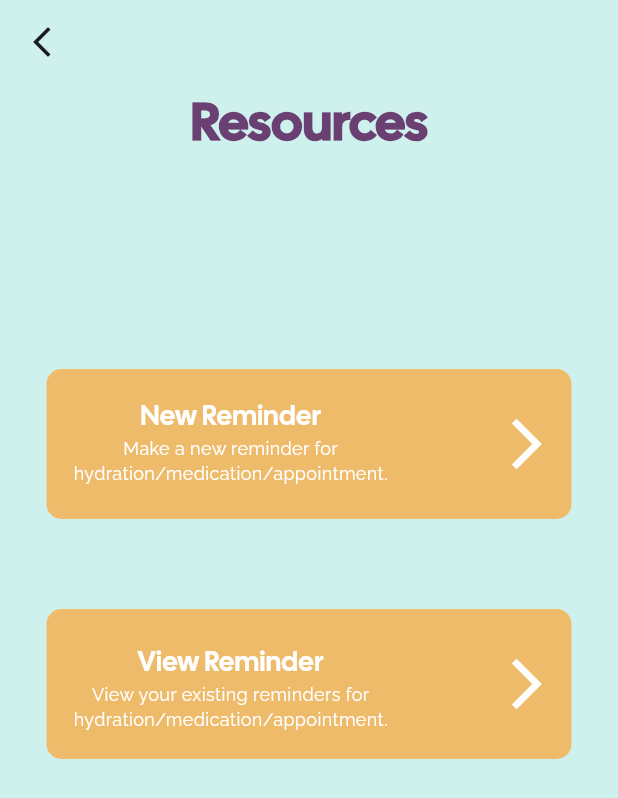
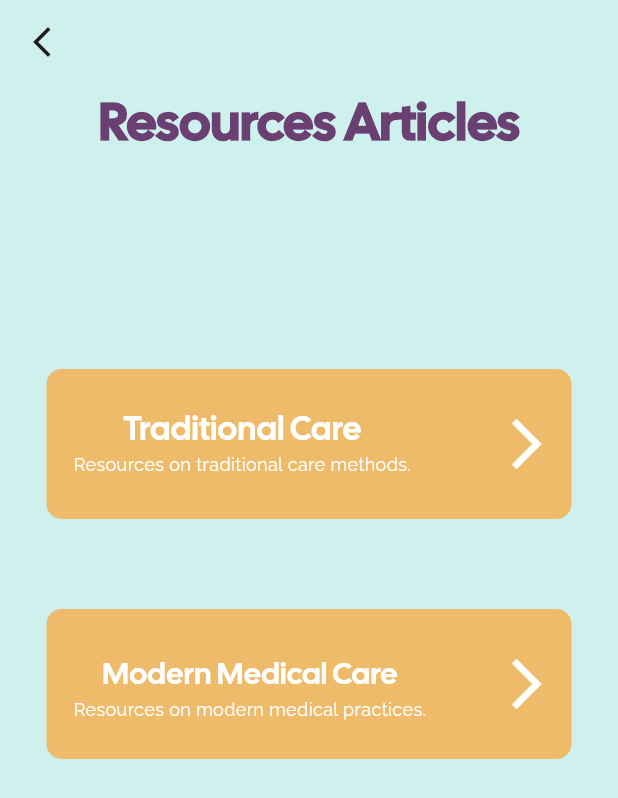
Before and after one commit to TFayyadh/EbuCare, a Flutter app: the ResourceArticles screen opened directly, on a phone screen of 412 x 824 dp. Shown: the top 798 px of the screen. Run offline on Flutter 3.47's test engine with Material 3 defaults, Android fonts, the light colour scheme and no system bars; our stand-ins replace supabase_flutter; accounts and stored records are empty.

Commit message:
Resource Articles Page

```diff
--- a/lib/pages/home_page.dart
+++ b/lib/pages/home_page.dart
@@ -342,7 +342,7 @@
         Navigator.push(
             context,
             MaterialPageRoute(
-              builder: (context) => const EduPage(),
+              builder: (context) => const ResourceArticles(),
             ));
       },
       child: Padding(
--- a/lib/pages/resource_articles.dart
+++ b/lib/pages/resource_articles.dart
@@ -1,5 +1,6 @@
 import 'package:ebucare_app/pages/edu_page.dart';
 import 'package:ebucare_app/pages/reminder_page.dart';
+import 'package:ebucare_app/pages/traditional_page.dart';
 import 'package:flutter/material.dart';
 
 class ResourceArticles extends StatefulWidget {
@@ -26,7 +27,7 @@
         child: Column(
           children: [
             Text(
-              "Resources",
+              "Resources Articles",
               style: TextStyle(
                 fontSize: 35,
                 fontWeight: FontWeight.bold,
@@ -48,7 +49,7 @@
                       Navigator.push(
                           context,
                           MaterialPageRoute(
-                            builder: (context) => const EduPage(),
+                            builder: (context) => const TraditionalPage(),
                           ));
                     },
                     child: Padding(
@@ -73,11 +74,11 @@
                                     padding: const EdgeInsets.only(
                                         left: 8, right: 8, top: 0, bottom: 0),
                                     child: Text(
-                                      "New Reminder",
+                                      "Traditional Care",
                                       style: TextStyle(
                                           fontWeight: FontWeight.w100,
                                           fontFamily: "Calsans",
-                                          fontSize: 18,
+                                          fontSize: 22,
                                           color: Colors.white),
                                     ),
                                   ),
@@ -85,7 +86,7 @@
                                     padding: const EdgeInsets.only(
                                         left: 8, right: 8, top: 0, bottom: 4),
                                     child: Text(
-                                      "Make a new reminder for \nhydration/medication/appointment.",
+                                      "Resources on traditional care methods.",
                                       textAlign: TextAlign.center,
                                       style: TextStyle(
                                           fontFamily: "Raleway",
@@ -139,11 +140,11 @@
                                     padding: const EdgeInsets.only(
                                         left: 8, right: 8, top: 8, bottom: 0),
                                     child: Text(
-                                      "View Reminder",
+                                      "Modern Medical Care",
                                       style: TextStyle(
                                           fontWeight: FontWeight.w100,
                                           fontFamily: "Calsans",
-                                          fontSize: 18,
+                                          fontSize: 20,
                                           color: Colors.white),
                                     ),
                                   ),
@@ -152,7 +153,7 @@
                                         left: 8, right: 8, top: 0, bottom: 4),
                                     child: Text(
                                       textAlign: TextAlign.center,
-                                      "View your existing reminders for \nhydration/medication/appointment.",
+                                      "Resources on modern medical practices.",
                                       style: TextStyle(
                                           fontFamily: "Raleway",
                                           fontSize: 12,
```
